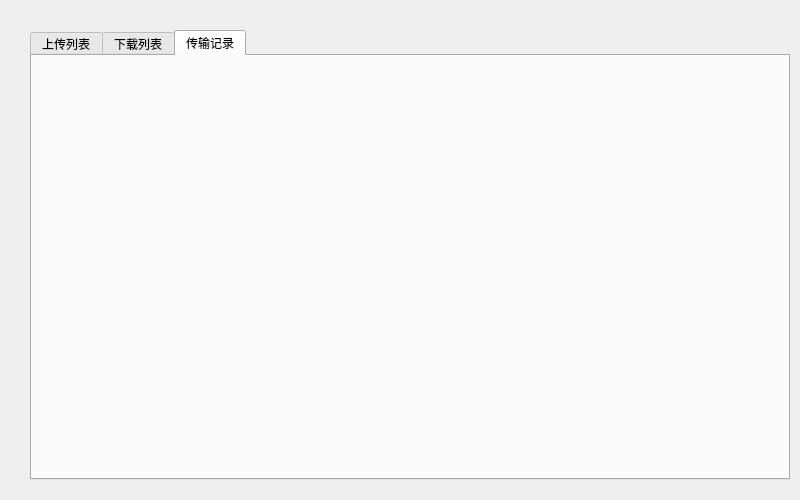
Above: 31_/LingshengCloud/transformwidget.ui from yydzwcnmm/heima before the change. Below: the same form after it.
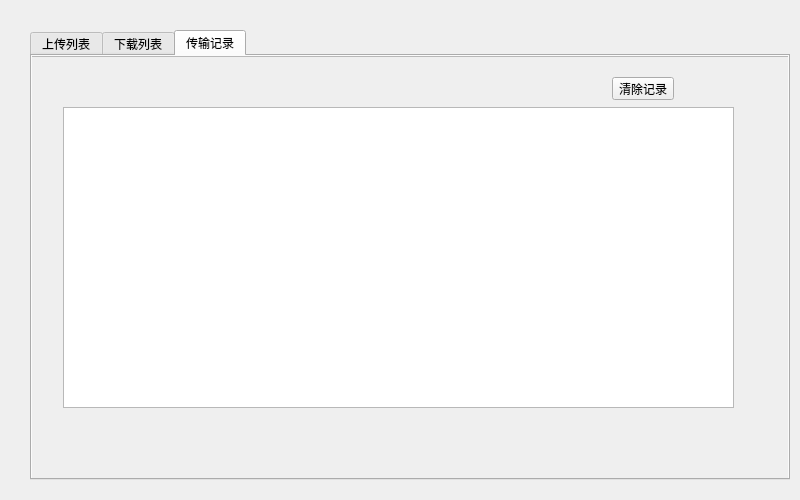
That is the form after the change. The open tabs and pages were chosen to show the change.

Patch:
```diff
--- a/31_/LingshengCloud/transformwidget.ui
+++ b/31_/LingshengCloud/transformwidget.ui
@@ -85,6 +85,81 @@
     <attribute name="title">
      <string>传输记录</string>
     </attribute>
+    <widget class="QScrollArea" name="scrollArea_3">
+     <property name="geometry">
+      <rect>
+       <x>-10</x>
+       <y>0</y>
+       <width>771</width>
+       <height>431</height>
+      </rect>
+     </property>
+     <property name="widgetResizable">
+      <bool>true</bool>
+     </property>
+     <widget class="QWidget" name="scrollArea_4">
+      <property name="geometry">
+       <rect>
+        <x>0</x>
+        <y>0</y>
+        <width>769</width>
+        <height>429</height>
+       </rect>
+      </property>
+      <widget class="QWidget" name="scrollAreaWidgetContents" native="true">
+       <property name="geometry">
+        <rect>
+         <x>0</x>
+         <y>0</y>
+         <width>730</width>
+         <height>410</height>
+        </rect>
+       </property>
+       <widget class="QTextEdit" name="record_mg">
+        <property name="geometry">
+         <rect>
+          <x>40</x>
+          <y>50</y>
+          <width>671</width>
+          <height>301</height>
+         </rect>
+        </property>
+       </widget>
+       <widget class="QWidget" name="layoutWidget">
+        <property name="geometry">
+         <rect>
+          <x>60</x>
+          <y>20</y>
+          <width>591</width>
+          <height>23</height>
+         </rect>
+        </property>
+        <layout class="QHBoxLayout" name="horizontalLayout">
+         <item>
+          <spacer name="horizontalSpacer">
+           <property name="orientation">
+            <enum>Qt::Horizontal</enum>
+           </property>
+           <property name="sizeHint" stdset="0">
+            <size>
+             <width>40</width>
+             <height>20</height>
+            </size>
+           </property>
+          </spacer>
+         </item>
+         <item>
+          <widget class="QToolButton" name="toolButton">
+           <property name="text">
+            <string>清除记录</string>
+           </property>
+          </widget>
+         </item>
+        </layout>
+       </widget>
+      </widget>
+     </widget>
+    </widget>
    </widget>
   </widget>
  </widget>
```
Left out of the diff: 2 changed lines with no effect on the pictures.
